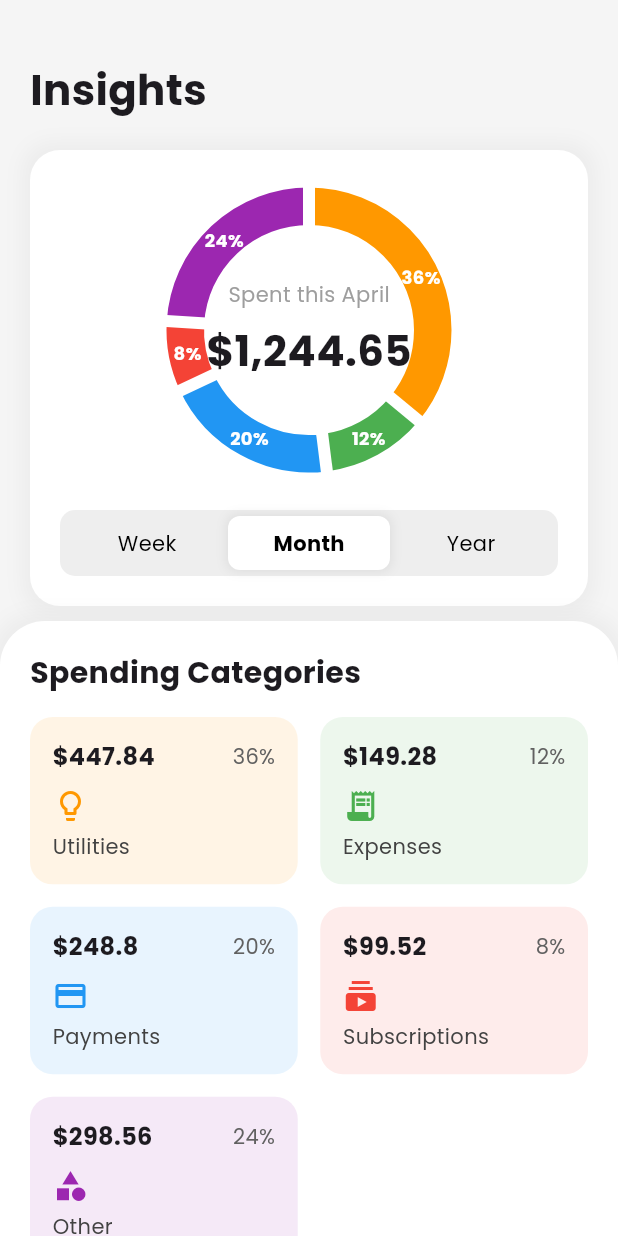
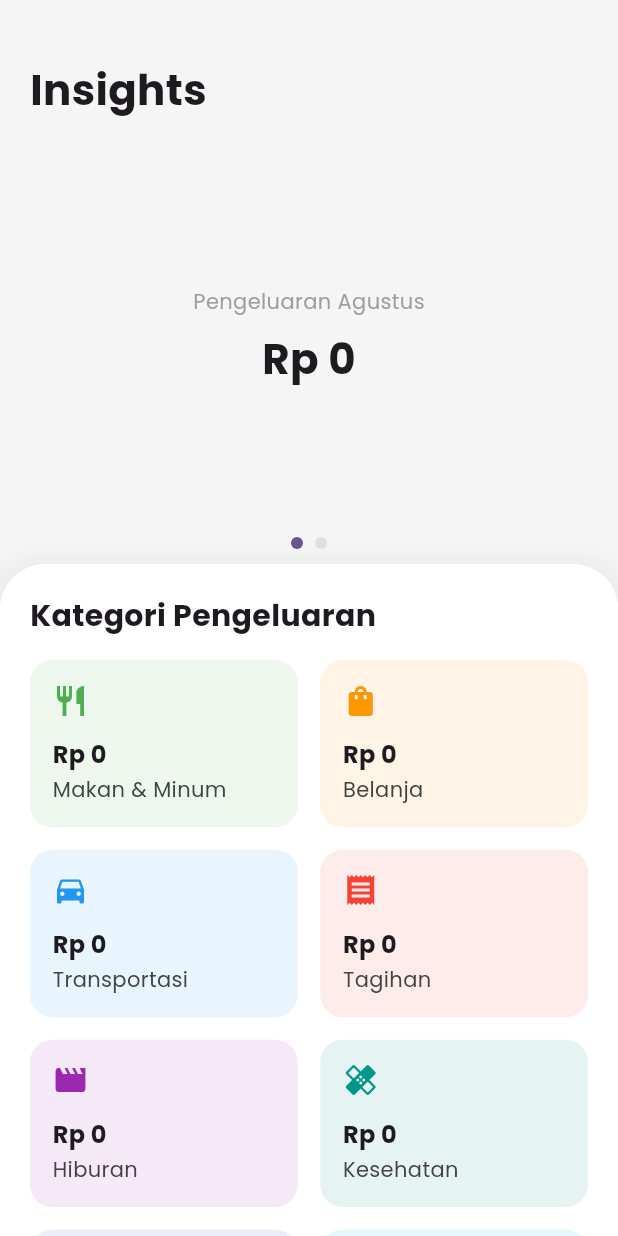
Before and after one commit to alifnoorrachman/financial_planner, a Flutter app: the DashboardPage screen opened directly, on a phone screen of 412 x 824 dp. Run offline on Flutter 3.47's test engine with Material 3 defaults, Android fonts, the light colour scheme and no system bars; drawn by our look-alikes of fl_chart, smooth_page_indicator; our stand-ins replace google_fonts, lottie, shared_preferences, sqflite; accounts and stored records are empty.

Commit message:
Update: Fitur Dashboard

```diff
--- a/lib/main.dart
+++ b/lib/main.dart
@@ -36,11 +36,19 @@ class MyApp extends StatelessWidget {
         ChangeNotifierProvider(create: (ctx) => CategoryViewModel()),
         ChangeNotifierProvider(create: (ctx) => AccountViewModel()),
         ChangeNotifierProvider(create: (ctx) => TransactionViewModel()),
-        ChangeNotifierProvider(create: (ctx) => DashboardViewModel()),
+        ChangeNotifierProxyProvider<CategoryViewModel, DashboardViewModel>(
+          create: (context) => DashboardViewModel(
+            categoryViewModel:
+                Provider.of<CategoryViewModel>(context, listen: false),
+          ),
+          update: (context, categoryViewModel, dashboardViewModel) =>
+              DashboardViewModel(categoryViewModel: categoryViewModel),
+        ),
         ChangeNotifierProvider(create: (ctx) => EducationViewModel()),
       ],
       child: MaterialApp(
         title: 'Financial Planner',
+        debugShowCheckedModeBanner: false,
         theme: ThemeData(
           colorScheme: ColorScheme.fromSeed(
             seedColor: Colors.deepPurple,
--- a/lib/services/database_service.dart
+++ b/lib/services/database_service.dart
@@ -96,6 +96,15 @@ class DatabaseService {
     await db.delete('transactions', where: 'id = ?', whereArgs: [id]);
   }
 
+  Future<void> deleteTransactionsByAccountId(int accountId) async {
+    final db = await instance.database;
+    await db.delete(
+      'transactions',
+      where: 'accountId = ?',
+      whereArgs: [accountId],
+    );
+  }
+
   // --- FUNGSI UNTUK AKUN ---
   Future<void> insertAccount(Account account) async {
     final db = await instance.database;
--- a/lib/viewmodels/account_viewmodel.dart
+++ b/lib/viewmodels/account_viewmodel.dart
@@ -24,9 +24,13 @@ class AccountViewModel extends ChangeNotifier {
     await loadAccounts();
   }
 
-  // Tambahkan fungsi hapus untuk akun
   Future<void> deleteAccount(int id) async {
+    // LANGKAH 1: Hapus semua transaksi yang terkait dengan akun ini terlebih dahulu
+    await DatabaseService.instance.deleteTransactionsByAccountId(id);
+
+    // LANGKAH 2: Baru hapus akunnya
     await DatabaseService.instance.deleteAccount(id);
+
     await loadAccounts();
   }
 
--- a/lib/viewmodels/dashboard_viewmodel.dart
+++ b/lib/viewmodels/dashboard_viewmodel.dart
@@ -1,78 +1,110 @@
 // lib/viewmodels/dashboard_viewmodel.dart
 
+import 'package:fl_chart/fl_chart.dart'; // <-- Tambahkan import ini
 import 'package:flutter/material.dart';
+import '../models/account_model.dart';
 import '../models/transaction_model.dart';
-import '../models/account_model.dart';
 import '../services/database_service.dart';
+import 'category_viewmodel.dart';
 
 class DashboardViewModel extends ChangeNotifier {
+  // --- State yang sudah ada ---
   double _totalBalance = 0;
-  double _totalIncome = 0; // Total sepanjang waktu
-  double _totalExpense = 0; // Total sepanjang waktu
-
-  // STATE BARU UNTUK DATA BULANAN
+  double _totalIncome = 0;
+  double _totalExpense = 0;
   double _currentMonthIncome = 0;
   double _currentMonthExpense = 0;
-
   Map<String, double> _expenseByCategory = {};
 
+  // --- STATE BARU UNTUK LINE CHART ---
+  List<FlSpot> _weeklyExpenseSpots = [];
+  double _maxWeeklyExpense = 0; // Untuk menentukan tinggi sumbu Y pada chart
+
+  // --- Getter yang sudah ada ---
   double get totalBalance => _totalBalance;
   double get totalIncome => _totalIncome;
   double get totalExpense => _totalExpense;
-
-  // GETTER BARU
   double get currentMonthIncome => _currentMonthIncome;
   double get currentMonthExpense => _currentMonthExpense;
-
   Map<String, double> get expenseByCategory => _expenseByCategory;
 
-  DashboardViewModel() {
+  // --- GETTER BARU ---
+  List<FlSpot> get weeklyExpenseSpots => _weeklyExpenseSpots;
+  double get maxWeeklyExpense => _maxWeeklyExpense;
+
+  final CategoryViewModel categoryViewModel;
+
+  DashboardViewModel({required this.categoryViewModel}) {
     loadData();
   }
 
   Future<void> loadData() async {
     final allTransactions = await DatabaseService.instance.getTransactions();
+    final accounts = await DatabaseService.instance.getAllAccounts();
+
+    // Reset nilai
+    _totalIncome = 0;
+    _totalExpense = 0;
+    _currentMonthIncome = 0;
+    _currentMonthExpense = 0;
+    _expenseByCategory = {};
+    _weeklyExpenseSpots = [];
+    _maxWeeklyExpense = 0;
+
+    // Inisialisasi kategori
+    for (var category in categoryViewModel.expenseCategories) {
+      _expenseByCategory[category.name] = 0.0;
+    }
+
+    // Kalkulasi total sepanjang waktu
+    for (final Transaction transaction in allTransactions) {
+      if (transaction.type == 'income') {
+        _totalIncome += transaction.amount;
+      } else {
+        _totalExpense += transaction.amount;
+      }
+    }
 
     final now = DateTime.now();
-    final startDate = DateTime(now.year, now.month, 1);
-    final endDate = DateTime(now.year, now.month + 1, 0, 23, 59, 59);
+    final monthlyTransactions = allTransactions
+        .where((t) => t.date.year == now.year && t.date.month == now.month)
+        .toList();
 
-    _currentMonthIncome = 0;
-    _currentMonthExpense = 0;
-
-    final monthlyTransactions = allTransactions.where((t) {
-      return t.date.isAfter(startDate.subtract(const Duration(seconds: 1))) &&
-          t.date.isBefore(endDate);
-    }).toList();
-
-    // --- PERBAIKAN 1 DI SINI ---
     for (final Transaction transaction in monthlyTransactions) {
       if (transaction.type == 'income') {
         _currentMonthIncome += transaction.amount;
       } else {
         _currentMonthExpense += transaction.amount;
+        if (_expenseByCategory.containsKey(transaction.category)) {
+          _expenseByCategory.update(
+            transaction.category,
+            (value) => value + transaction.amount,
+          );
+        }
       }
     }
 
-    _totalIncome = 0;
-    _totalExpense = 0;
-    _expenseByCategory = {};
+    // --- LOGIKA BARU: Menyiapkan data untuk Line Chart ---
+    final today = DateTime(now.year, now.month, now.day);
+    final weeklyExpenses = <double>[0, 0, 0, 0, 0, 0, 0]; // 7 hari
 
-    // --- PERBAIKAN 2 DI SINI ---
-    for (final Transaction transaction in allTransactions) {
-      if (transaction.type == 'income') {
-        _totalIncome += transaction.amount;
-      } else {
-        _totalExpense += transaction.amount;
-        _expenseByCategory.update(
-          transaction.category,
-          (value) => value + transaction.amount,
-          ifAbsent: () => transaction.amount,
-        );
+    for (final transaction in allTransactions) {
+      if (transaction.type == 'expense') {
+        final difference = today.difference(transaction.date).inDays;
+        if (difference >= 0 && difference < 7) {
+          weeklyExpenses[6 - difference] += transaction.amount;
+        }
       }
     }
 
-    final accounts = await DatabaseService.instance.getAllAccounts();
+    for (int i = 0; i < 7; i++) {
+      _weeklyExpenseSpots.add(FlSpot(i.toDouble(), weeklyExpenses[i]));
+      if (weeklyExpenses[i] > _maxWeeklyExpense) {
+        _maxWeeklyExpense = weeklyExpenses[i];
+      }
+    }
+    // --- Akhir Logika Baru ---
+
     _totalBalance =
         accounts.fold(0, (sum, Account account) => sum + account.balance);
 
--- a/lib/views/dashboard_view.dart
+++ b/lib/views/dashboard_view.dart
@@ -1,7 +1,14 @@
-// lib/views/dashboard_page.dart
+// lib/views/dashboard_view.dart
 
 import 'package:fl_chart/fl_chart.dart';
 import 'package:flutter/material.dart';
+import 'package:intl/intl.dart';
+import 'package:provider/provider.dart';
+import 'package:smooth_page_indicator/smooth_page_indicator.dart'; // <-- Tambahkan import ini
+
+import '../models/category_model.dart';
+import '../viewmodels/category_viewmodel.dart';
+import '../viewmodels/dashboard_viewmodel.dart';
 
 class DashboardPage extends StatefulWidget {
   const DashboardPage({super.key});
@@ -11,64 +18,106 @@ class DashboardPage extends StatefulWidget {
 }
 
 class _DashboardPageState extends State<DashboardPage> {
-  // State untuk melacak tab waktu yang aktif (Week, Month, Year)
-  int _timeTabIndex = 1; // Default ke 'Month'
+  // --- KONTROL BARU UNTUK PAGEVIEW ---
+  final PageController _pageController = PageController();
 
-  // Data contoh untuk kategori. Di aplikasi nyata, ini akan datang dari ViewModel.
-  final List<Map<String, dynamic>> categories = [
-    {
-      'amount': 447.84,
-      'percentage': 36,
-      'name': 'Utilities',
-      'icon': Icons.lightbulb_outline,
-      'color': Colors.orange
-    },
-    {
-      'amount': 149.28,
-      'percentage': 12,
-      'name': 'Expenses',
-      'icon': Icons.receipt_long,
-      'color': Colors.green
-    },
-    {
-      'amount': 248.8,
-      'percentage': 20,
-      'name': 'Payments',
-      'icon': Icons.payment,
-      'color': Colors.blue
-    },
-    {
-      'amount': 99.52,
-      'percentage': 8,
-      'name': 'Subscriptions',
-      'icon': Icons.subscriptions,
-      'color': Colors.red
-    },
-    {
-      'amount': 298.56,
-      'percentage': 24,
-      'name': 'Other',
-      'icon': Icons.category,
-      'color': Colors.purple
-    },
-  ];
+  @override
+  void dispose() {
+    _pageController.dispose(); // Jangan lupa dispose controller
+    super.dispose();
+  }
+
+  Map<String, dynamic> _getCategoryDetails(
+      BuildContext context, String categoryName) {
+    // ... (kode ini tidak berubah)
+    final categoryVM = Provider.of<CategoryViewModel>(context, listen: false);
+    final category = categoryVM.allCategories.firstWhere(
+      (cat) => cat.name == categoryName,
+      orElse: () =>
+          Category(name: 'Lain-lain', icon: Icons.category, type: 'expense'),
+    );
+    const defaultColors = {
+      'Utilities': Colors.orange,
+      'Expenses': Colors.green,
+      'Payments': Colors.blue,
+      'Subscriptions': Colors.red,
+      'Other': Colors.purple,
+      'Makan & Minum': Colors.green,
+      'Belanja': Colors.orange,
+      'Transportasi': Colors.blue,
+      'Tagihan': Colors.red,
+      'Hiburan': Colors.purple,
+      'Kesehatan': Colors.teal,
+      'Investasi/Tabungan': Colors.indigo,
+      'Tujuan Finansial': Colors.cyan,
+      'Lain-lain': Colors.grey,
+    };
+    return {
+      'icon': category.icon,
+      'color': defaultColors[category.name] ?? Colors.black,
+    };
+  }
 
   @override
   Widget build(BuildContext context) {
+    return Consumer<DashboardViewModel>(
+      builder: (context, viewModel, child) {
         return Scaffold(
           backgroundColor: Colors.grey[100],
-      body: ListView(
+          body: RefreshIndicator(
+            onRefresh: viewModel.loadData,
+            child: ListView(
+              padding: EdgeInsets.zero,
               children: [
                 _buildHeader(),
-          _buildChartSection(),
-          _buildCategoriesSection(),
+                // --- KONTEN UTAMA SEKARANG ADA DI SINI ---
+                Column(
+                  children: [
+                    SizedBox(
+                      height: 250, // Beri tinggi agar indikator muat
+                      child: PageView(
+                        controller: _pageController,
+                        children: [
+                          // Halaman 1: Pie Chart
+                          Padding(
+                            padding:
+                                const EdgeInsets.symmetric(horizontal: 20.0),
+                            child: _buildPieChartSection(context, viewModel),
+                          ),
+                          // Halaman 2: Line Chart
+                          Padding(
+                            padding:
+                                const EdgeInsets.symmetric(horizontal: 20.0),
+                            child: _buildLineChartSection(context, viewModel),
+                          ),
                         ],
                       ),
+                    ),
+                    const SizedBox(height: 8),
+                    // Indikator halaman (titik-titik)
+                    SmoothPageIndicator(
+                      controller: _pageController,
+                      count: 2,
+                      effect: WormEffect(
+                        dotHeight: 8,
+                        dotWidth: 8,
+                        activeDotColor: Theme.of(context).primaryColor,
+                        dotColor: Colors.grey.shade300,
+                      ),
+                    ),
+                  ],
+                ),
+                _buildCategoriesSection(context, viewModel),
+              ],
+            ),
+          ),
+        );
+      },
     );
   }
 
-  // Widget untuk header "Insights"
   Widget _buildHeader() {
+    // ... (kode ini tidak berubah)
     return const Padding(
       padding: EdgeInsets.fromLTRB(20, 40, 20, 20),
       child: Text(
@@ -78,155 +127,161 @@ class _DashboardPageState extends State<DashboardPage> {
     );
   }
 
-  // Widget untuk bagian diagram lingkaran (Donut Chart)
-  Widget _buildChartSection() {
-    return Padding(
-      padding: const EdgeInsets.symmetric(horizontal: 20.0),
-      child: Container(
-        padding: const EdgeInsets.all(20),
-        decoration: BoxDecoration(
-          color: Colors.white,
-          borderRadius: BorderRadius.circular(20),
-          boxShadow: [
-            BoxShadow(
-              color: Colors.grey.withOpacity(0.1),
-              spreadRadius: 5,
-              blurRadius: 10,
-            ),
-          ],
-        ),
-        child: Column(
+  // --- NAMA FUNGSI DIUBAH MENJADI LEBIH SPESIFIK ---
+  Widget _buildPieChartSection(
+      BuildContext context, DashboardViewModel viewModel) {
+    // ... (kode ini sama seperti _buildChartSection sebelumnya)
+    final totalExpense = viewModel.currentMonthExpense;
+    final formattedTotal =
+        NumberFormat.currency(locale: 'id_ID', symbol: 'Rp ', decimalDigits: 0)
+            .format(totalExpense);
+    final currentMonth = DateFormat('MMMM', 'id_ID').format(DateTime.now());
+    return Column(
+      mainAxisAlignment: MainAxisAlignment.center,
       children: [
         SizedBox(
           height: 200,
           child: Stack(
             alignment: Alignment.center,
             children: [
-                  PieChart(
+              viewModel.expenseByCategory.isEmpty
+                  ? const Center(child: Text("Belum ada data pengeluaran."))
+                  : PieChart(
                       PieChartData(
-                      sectionsSpace: 8, // Memberi jarak antar segmen
-                      centerSpaceRadius: 70, // Ukuran lubang di tengah
+                        sectionsSpace: 8,
+                        centerSpaceRadius: 70,
                         startDegreeOffset: -90,
-                      sections: _getChartSections(),
+                        sections: _getChartSections(context, viewModel),
                       ),
                     ),
-                  const Column(
+              Column(
                 mainAxisAlignment: MainAxisAlignment.center,
                 children: [
-                      Text('Spent this April',
-                          style: TextStyle(color: Colors.grey)),
-                      SizedBox(height: 8),
-                      Text(
-                        '\$1,244.65',
-                        style: TextStyle(
-                            fontSize: 28, fontWeight: FontWeight.bold),
-                      ),
+                  Text('Pengeluaran $currentMonth',
+                      style: const TextStyle(color: Colors.grey)),
+                  const SizedBox(height: 8),
+                  Text(formattedTotal,
+                      style: const TextStyle(
+                          fontSize: 28, fontWeight: FontWeight.bold)),
                 ],
               ),
             ],
           ),
         ),
-            const SizedBox(height: 20),
-            _buildTimeToggle(),
+      ],
+    );
+  }
+
+  // --- WIDGET BARU UNTUK LINE CHART ---
+  Widget _buildLineChartSection(
+      BuildContext context, DashboardViewModel viewModel) {
+    return Column(
+      mainAxisAlignment: MainAxisAlignment.center,
+      children: [
+        SizedBox(
+          height: 200,
+          child: LineChart(
+            LineChartData(
+              gridData: const FlGridData(show: false),
+              titlesData: FlTitlesData(
+                leftTitles:
+                    const AxisTitles(sideTitles: SideTitles(showTitles: false)),
+                topTitles:
+                    const AxisTitles(sideTitles: SideTitles(showTitles: false)),
+                rightTitles:
+                    const AxisTitles(sideTitles: SideTitles(showTitles: false)),
+                bottomTitles: AxisTitles(
+                  sideTitles: SideTitles(
+                    showTitles: true,
+                    reservedSize: 30,
+                    interval: 1,
+                    getTitlesWidget: (value, meta) {
+                      final now = DateTime.now();
+                      final day =
+                          now.subtract(Duration(days: 6 - value.toInt()));
+                      return SideTitleWidget(
+                        axisSide: meta.axisSide,
+                        child: Text(DateFormat('E').format(day),
+                            style: const TextStyle(fontSize: 12)),
+                      );
+                    },
+                  ),
+                ),
+              ),
+              borderData: FlBorderData(show: false),
+              minX: 0,
+              maxX: 6,
+              minY: 0,
+              maxY: viewModel.maxWeeklyExpense *
+                  1.2, // Beri sedikit ruang di atas
+              lineBarsData: [
+                LineChartBarData(
+                  spots: viewModel.weeklyExpenseSpots,
+                  isCurved: true,
+                  color: Theme.of(context).primaryColor,
+                  barWidth: 4,
+                  isStrokeCapRound: true,
+                  dotData: const FlDotData(show: false),
+                  belowBarData: BarAreaData(
+                    show: true,
+                    color: Theme.of(context).primaryColor.withOpacity(0.2),
+                  ),
+                ),
               ],
             ),
           ),
+        ),
+        const Text('Pengeluaran 7 Hari Terakhir',
+            style: TextStyle(color: Colors.grey)),
+      ],
     );
   }
 
-  // Helper untuk membuat segmen-segmen chart dari data kategori
-  List<PieChartSectionData> _getChartSections() {
-    return categories.map((category) {
+  List<PieChartSectionData> _getChartSections(
+      BuildContext context, DashboardViewModel viewModel) {
+    // ... (kode ini tidak berubah)
+    final totalExpense = viewModel.currentMonthExpense;
+    if (totalExpense == 0) return [];
+    final filteredCategories = viewModel.expenseByCategory.entries
+        .where((entry) => entry.value > 0)
+        .toList();
+    return filteredCategories.map((entry) {
+      final details = _getCategoryDetails(context, entry.key);
+      final percentage = (entry.value / totalExpense) * 100;
       return PieChartSectionData(
-        color: category['color'],
-        value: category['percentage'].toDouble(),
-        title: '${category['percentage']}%',
+        color: details['color'],
+        value: percentage,
+        title: '${percentage.toStringAsFixed(0)}%',
         radius: 25,
         titleStyle: const TextStyle(
-          fontSize: 12,
-          fontWeight: FontWeight.bold,
-          color: Colors.white,
-        ),
+            fontSize: 12, fontWeight: FontWeight.bold, color: Colors.white),
       );
     }).toList();
   }
 
-  // Widget untuk tombol toggle "Week, Month, Year"
-  Widget _buildTimeToggle() {
-    final List<String> labels = ['Week', 'Month', 'Year'];
-    return Container(
-      padding: const EdgeInsets.all(4),
-      decoration: BoxDecoration(
-        color: Colors.grey[200],
-        borderRadius: BorderRadius.circular(10),
-      ),
-      child: Row(
-        mainAxisAlignment: MainAxisAlignment.center,
-        children: List.generate(labels.length, (index) {
-          final bool isSelected = _timeTabIndex == index;
-          return Expanded(
-            child: GestureDetector(
-              onTap: () {
-                setState(() {
-                  _timeTabIndex = index;
-                });
-              },
-              child: Container(
-                padding: const EdgeInsets.symmetric(vertical: 8),
-                decoration: BoxDecoration(
-                  color: isSelected ? Colors.white : Colors.transparent,
-                  borderRadius: BorderRadius.circular(8),
-                  boxShadow: isSelected
-                      ? [
-                          BoxShadow(
-                            color: Colors.grey.withOpacity(0.2),
-                            spreadRadius: 1,
-                            blurRadius: 5,
-                          )
-                        ]
-                      : [],
-                ),
-                child: Center(
-                  child: Text(
-                    labels[index],
-                    style: TextStyle(
-                      fontWeight:
-                          isSelected ? FontWeight.bold : FontWeight.normal,
-                      color: Colors.black,
-                    ),
-                  ),
-                ),
-              ),
-            ),
-          );
-        }),
-      ),
-    );
-  }
-
-  // Widget untuk bagian bawah "Spending Categories"
-  Widget _buildCategoriesSection() {
+  Widget _buildCategoriesSection(
+      BuildContext context, DashboardViewModel viewModel) {
+    // ... (kode ini tidak berubah)
+    final categories = viewModel.expenseByCategory.entries.toList();
+    final totalExpense = viewModel.currentMonthExpense;
     return Container(
       margin: const EdgeInsets.only(top: 10),
-      padding: const EdgeInsets.fromLTRB(20, 20, 20, 20),
+      padding: const EdgeInsets.fromLTRB(20, 20, 20, 40),
       decoration: BoxDecoration(
         color: Colors.white,
         borderRadius: const BorderRadius.only(
-          topLeft: Radius.circular(30),
-          topRight: Radius.circular(30),
-        ),
+            topLeft: Radius.circular(30), topRight: Radius.circular(30)),
         boxShadow: [
           BoxShadow(
               color: Colors.grey.withOpacity(0.1),
               spreadRadius: 5,
-            blurRadius: 10,
-          )
+              blurRadius: 10)
         ],
       ),
       child: Column(
         crossAxisAlignment: CrossAxisAlignment.start,
         children: [
-          const Text('Spending Categories',
+          const Text('Kategori Pengeluaran',
               style: TextStyle(fontSize: 20, fontWeight: FontWeight.bold)),
           const SizedBox(height: 15),
           GridView.builder(
@@ -240,8 +295,19 @@ class _DashboardPageState extends State<DashboardPage> {
               childAspectRatio: 1.6,
             ),
             itemBuilder: (context, index) {
-              final category = categories[index];
-              return _buildCategoryCard(category);
+              final categoryEntry = categories[index];
+              final details = _getCategoryDetails(context, categoryEntry.key);
+              final percentage = totalExpense > 0
+                  ? (categoryEntry.value / totalExpense) * 100
+                  : 0;
+              final categoryData = {
+                'amount': categoryEntry.value,
+                'percentage': percentage.toInt(),
+                'name': categoryEntry.key,
+                'icon': details['icon'],
+                'color': details['color'],
+              };
+              return _buildCategoryCard(categoryData);
             },
           )
         ],
@@ -249,34 +315,31 @@ class _DashboardPageState extends State<DashboardPage> {
     );
   }
 
-  // Widget untuk satu kartu kategori
   Widget _buildCategoryCard(Map<String, dynamic> category) {
+    // ... (kode ini tidak berubah)
+    final formattedAmount =
+        NumberFormat.currency(locale: 'id_ID', symbol: 'Rp ', decimalDigits: 0)
+            .format(category['amount']);
     return Container(
       padding: const EdgeInsets.all(15),
       decoration: BoxDecoration(
-        color: category['color'].withOpacity(0.1),
+        color: (category['color'] as Color).withOpacity(0.1),
         borderRadius: BorderRadius.circular(15),
       ),
       child: Column(
         crossAxisAlignment: CrossAxisAlignment.start,
         mainAxisAlignment: MainAxisAlignment.spaceBetween,
         children: [
-          Row(
-            mainAxisAlignment: MainAxisAlignment.spaceBetween,
-            children: [
-              Text('\$${category['amount']}',
-                  style: const TextStyle(
-                      fontWeight: FontWeight.bold, fontSize: 16)),
-              Text('${category['percentage']}%',
-                  style: TextStyle(color: Colors.grey[700])),
-            ],
-          ),
+          Icon(category['icon'], color: category['color'], size: 24),
           Column(
             crossAxisAlignment: CrossAxisAlignment.start,
             children: [
-              Icon(category['icon'], color: category['color']),
-              const SizedBox(height: 5),
-              Text(category['name'], style: TextStyle(color: Colors.grey[800])),
+              Text(formattedAmount,
+                  style: const TextStyle(
+                      fontWeight: FontWeight.bold, fontSize: 16)),
+              const SizedBox(height: 2),
+              Text(category['name'],
+                  style: TextStyle(color: Colors.grey[800], fontSize: 14)),
             ],
           )
         ],
--- a/lib/views/main_navigation_view.dart
+++ b/lib/views/main_navigation_view.dart
@@ -3,9 +3,9 @@
 import 'package:flutter/material.dart';
 import 'account_view.dart';
 import 'transaction_list_view.dart';
-import 'charts_dashboard_view.dart';
 import 'education_view.dart';
 import 'add_transaction_view.dart'; // Impor halaman tambah transaksi
+import 'dashboard_view.dart';
 
 class MainNavigationView extends StatefulWidget {
   const MainNavigationView({super.key});
@@ -18,7 +18,7 @@ class _MainNavigationViewState extends State<MainNavigationView> {
 
   static const List<Widget> _pages = <Widget>[
     TransactionListView(),
-    ChartsDashboardView(),
+    DashboardPage(),
     EducationView(),
     AccountView(),
   ];
--- a/pubspec.yaml
+++ b/pubspec.yaml
@@ -22,7 +22,7 @@ dependencies:
   introduction_screen: ^3.1.14
   shared_preferences: ^2.2.3
   confetti: ^0.7.0
-  smooth_page_indicator: ^1.1.0
+  smooth_page_indicator: ^1.2.1
 
 dev_dependencies:
   flutter_test:
```
Lines whose indentation alone changed are shown as unchanged.
